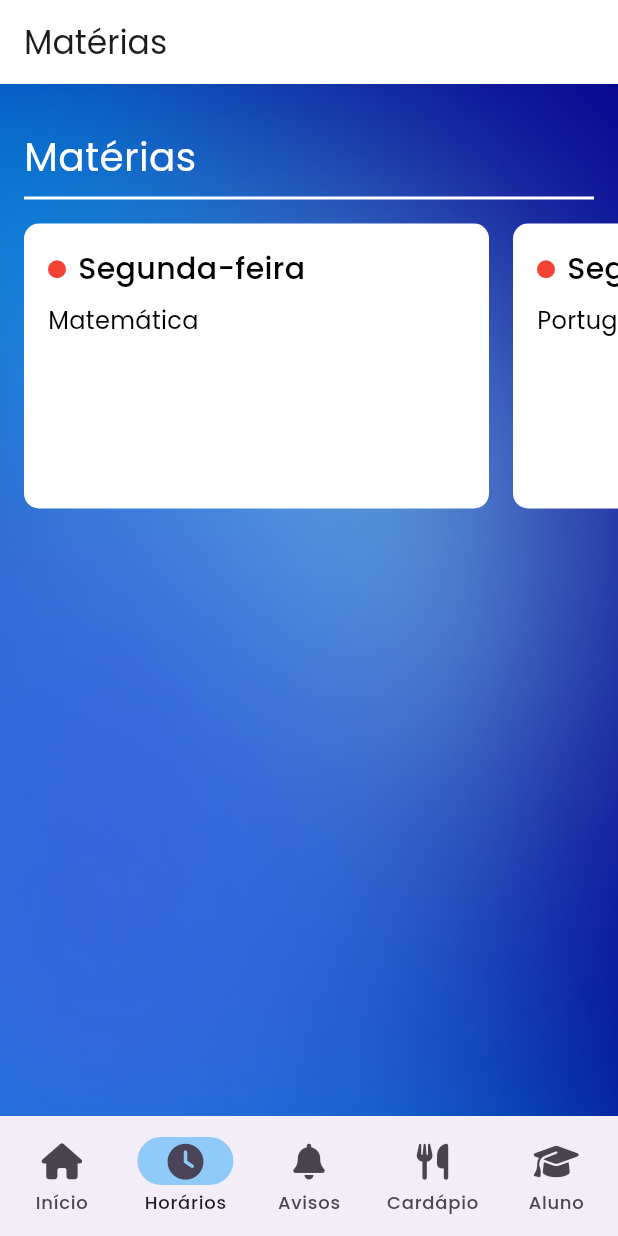
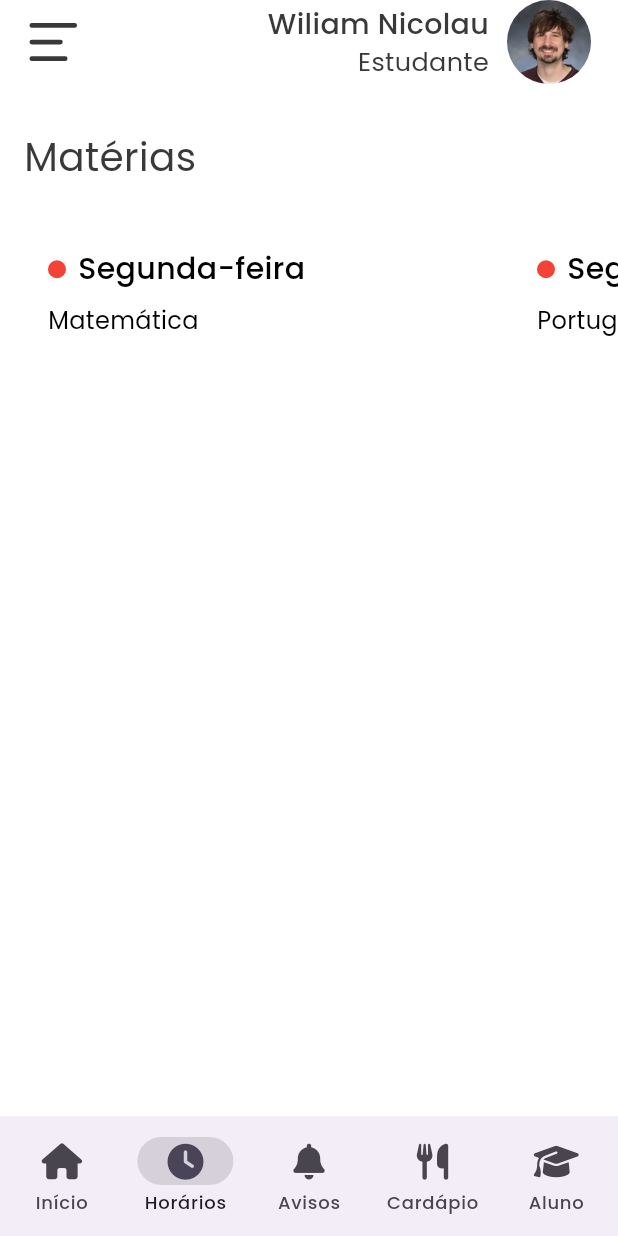
Before and after one commit to freitassdev/etec-tcc, a Flutter app: the screen it shows after launch, item 2 of the bottom bar chosen, on a phone screen of 412 x 824 dp. Run offline on Flutter 3.47's test engine with Material 3 defaults, Android fonts, the phone set to English and light mode, and no system bars; our stand-ins replace font_awesome_flutter, local_auth, lucide_icons; missing offline and left inert: inner_shadow_widget; network calls fail.

Commit message:
feat: refactor app bar

```diff
--- a/lib/components/section_title.dart
+++ b/lib/components/section_title.dart
@@ -1,4 +1,5 @@
 import 'package:flutter/material.dart';
+import 'package:etec_tcc/constants/constants.dart';
 
 class SectionTitle extends StatelessWidget {
   const SectionTitle({
@@ -16,15 +17,14 @@
         Text(
           title,
           style: const TextStyle(
-            color: Colors.white,
+            color: ConstantsColors.primaryColor,
             fontSize: 26,
           ),
         ),
         const SizedBox(height: 8),
-        Container(
+        const SizedBox(
           width: double.infinity,
           height: 2,
-          color: Colors.white,
         ),
         const SizedBox(height: 16),
       ],
--- /dev/null
+++ b/lib/constants/constants.dart
@@ -0,0 +1,5 @@
+import 'dart:ui';
+
+class ConstantsColors {
+  static const Color primaryColor = Color(0xFF393939);
+}
--- a/lib/main.dart
+++ b/lib/main.dart
@@ -3,7 +3,7 @@
 
 void main() {
   runApp(MaterialApp(
-    debugShowCheckedModeBanner: true,
+    debugShowCheckedModeBanner: false,
     theme: ThemeData(
       primarySwatch: Colors.blue,
       appBarTheme: const AppBarTheme(
--- a/lib/pages/internal/pages/home_page.dart
+++ b/lib/pages/internal/pages/home_page.dart
@@ -39,7 +39,7 @@
         crossAxisAlignment: CrossAxisAlignment.start,
         children: [
           const SectionTitle(
-            title: 'Notícias Gerais',
+            title: 'Aulas de Hoje',
           ),
           SizedBox(
             height: 190,
--- a/lib/pages/internal/route_provider.dart
+++ b/lib/pages/internal/route_provider.dart
@@ -1,7 +1,9 @@
+import 'package:etec_tcc/constants/constants.dart';
 import 'package:etec_tcc/pages/internal/pages/matters_page.dart';
 import 'package:etec_tcc/services/auth_service.dart';
 import 'package:flutter/material.dart';
 import 'package:font_awesome_flutter/font_awesome_flutter.dart';
+import 'package:lucide_icons/lucide_icons.dart';
 import 'pages/home_page.dart';
 
 class RouteProvider extends StatefulWidget {
@@ -28,7 +30,49 @@
     return Scaffold(
       backgroundColor: Colors.transparent,
       appBar: AppBar(
-        title: Text(routeDisplayName ?? ''),
+        leading: IconButton(
+          icon: const Icon(
+            LucideIcons.alignLeft,
+            color: ConstantsColors.primaryColor,
+          ),
+          iconSize: 38,
+          padding: const EdgeInsets.only(left: 15),
+          onPressed: () {
+            print('pressed menu');
+          },
+        ),
+        actions: const [
+          Row(
+            children: [
+              Column(
+                mainAxisAlignment: MainAxisAlignment.center,
+                crossAxisAlignment: CrossAxisAlignment.end,
+                children: [
+                  Text(
+                    'Wiliam Nicolau',
+                    style: TextStyle(
+                        color: ConstantsColors.primaryColor,
+                        fontSize: 19,
+                        fontWeight: FontWeight.w500),
+                  ),
+                  Text(
+                    'Estudante',
+                    style: TextStyle(
+                        color: ConstantsColors.primaryColor,
+                        fontSize: 17,
+                        fontWeight: FontWeight.normal),
+                  ),
+                ],
+              ),
+              SizedBox(width: 10),
+              CircleAvatar(
+                radius: 30,
+                backgroundImage: AssetImage('assets/images/profile.png'),
+              ),
+              Padding(padding: EdgeInsets.only(right: 16))
+            ],
+          )
+        ],
       ),
       bottomNavigationBar: _bottomNavigation(),
       body: Navigator(
@@ -72,11 +116,7 @@
     return MaterialPageRoute(
       builder: (context) => Container(
         decoration: const BoxDecoration(
-          color: Colors.transparent,
-          image: DecorationImage(
-            image: AssetImage('assets/images/background.png'),
-            fit: BoxFit.cover,
-          ),
+          color: Colors.white,
         ),
         child: page,
       ),
@@ -90,7 +130,7 @@
   Widget _bottomNavigation() {
     return NavigationBar(
       onDestinationSelected: (int index) => _onTap(index),
-      indicatorColor: Colors.blue[200],
+      indicatorColor: Colors.black12,
       selectedIndex: currentPageIndex,
       destinations: const <Widget>[
         NavigationDestination(
--- a/pubspec.yaml
+++ b/pubspec.yaml
@@ -66,6 +66,7 @@
   assets:
     - assets/images/background.png
     - assets/images/logo.png
+    - assets/images/profile.png
 
   # An image asset can refer to one or more resolution-specific "variants", see
   # https://flutter.dev/assets-and-images/#resolution-aware
```
Also changed, not shown: assets/images/profile.png (added), pubspec.lock.
